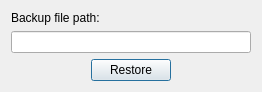
aoyiduo/woterm, file woterm/qwodbrestoredialog.ui: the form before one commit.
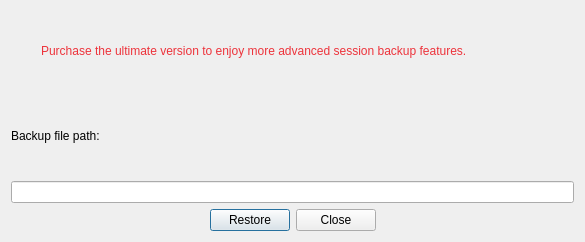
The form after the commit. Icons and pictures are not drawn.

What changed in the file:
```diff
--- a/woterm/qwodbrestoredialog.ui
+++ b/woterm/qwodbrestoredialog.ui
@@ -6,14 +6,56 @@
    <rect>
     <x>0</x>
     <y>0</y>
-    <width>260</width>
-    <height>90</height>
+    <width>585</width>
+    <height>242</height>
    </rect>
   </property>
   <property name="windowTitle">
    <string>Dialog</string>
   </property>
   <layout class="QVBoxLayout" name="verticalLayout">
+   <item>
+    <layout class="QHBoxLayout" name="horizontalLayout_3">
+     <item>
+      <widget class="QLabel" name="label_2">
+       <property name="minimumSize">
+        <size>
+         <width>24</width>
+         <height>24</height>
+        </size>
+       </property>
+       <property name="maximumSize">
+        <size>
+         <width>24</width>
+         <height>24</height>
+        </size>
+       </property>
+       <property name="text">
+        <string/>
+       </property>
+       <property name="pixmap">
+        <pixmap>../private/skins/black/tips.png</pixmap>
+       </property>
+       <property name="scaledContents">
+        <bool>true</bool>
+       </property>
+      </widget>
+     </item>
+     <item>
+      <widget class="QLabel" name="label_3">
+       <property name="styleSheet">
+        <string notr="true">color: rgb(237, 51, 59);</string>
+       </property>
+       <property name="text">
+        <string>Purchase the ultimate version to enjoy more advanced session backup features.</string>
+       </property>
+       <property name="wordWrap">
+        <bool>true</bool>
+       </property>
+      </widget>
+     </item>
+    </layout>
+   </item>
    <item>
     <widget class="QLabel" name="label">
      <property name="text">
@@ -67,6 +109,13 @@
        </property>
       </widget>
      </item>
+     <item>
+      <widget class="QPushButton" name="btnClose">
+       <property name="text">
+        <string>Close</string>
+       </property>
+      </widget>
+     </item>
      <item>
       <spacer name="horizontalSpacer_2">
        <property name="orientation">
```
Left out of the diff: 6 changed lines with no effect on the pictures.
